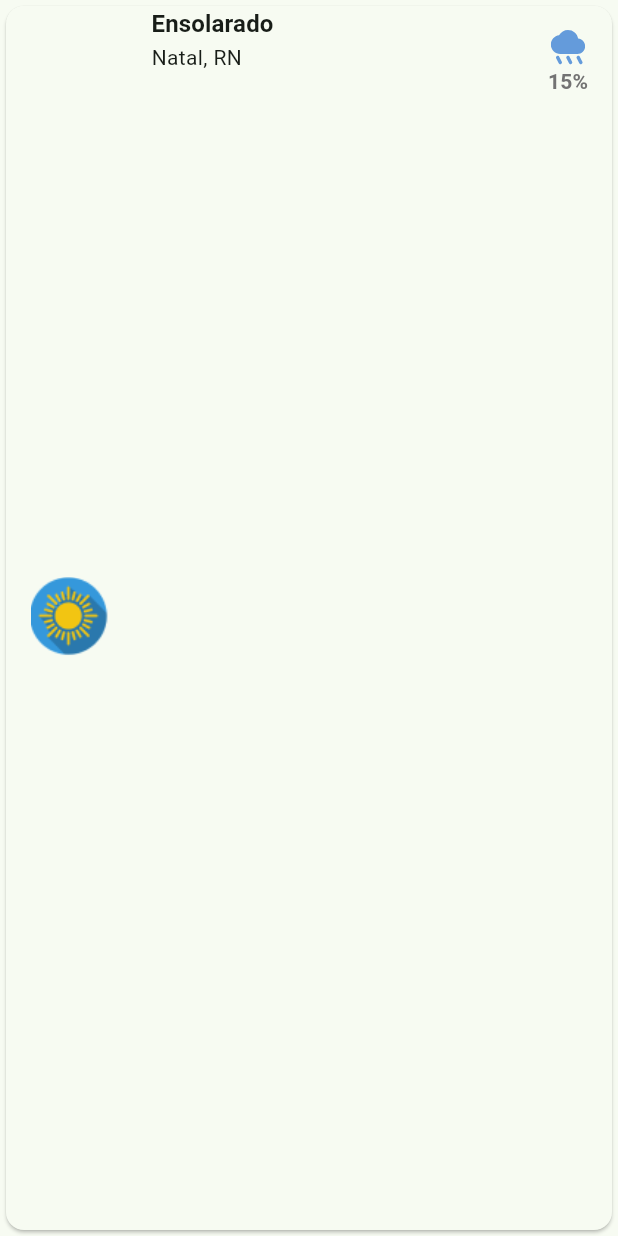
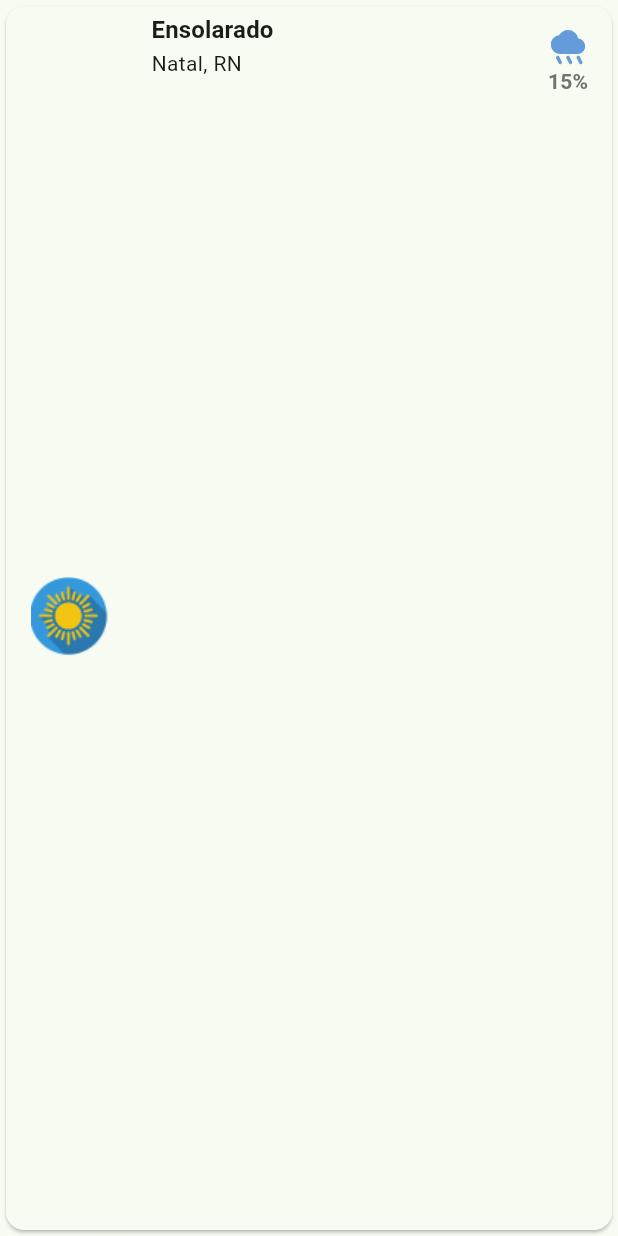
Before and after one commit to arturRDC/RegApp, a Flutter app: the WeatherCard widget shown alone on an empty page, opened directly, on a phone screen of 412 x 824 dp. Run offline on Flutter 3.47's test engine with Material 3 defaults, Android fonts, the phone set to English and light mode, and no system bars; our stand-ins replace flutter_svg, go_router, google_fonts; project files that could hold a hidden picture were left out.

Commit message:
Tweak weather card responsivity

```diff
--- a/lib/ui/components/WeatherCard.dart
+++ b/lib/ui/components/WeatherCard.dart
@@ -35,7 +35,7 @@ class WeatherCard extends StatelessWidget {
         mainAxisAlignment: MainAxisAlignment.start,
         children: [
           Padding(
-              padding: const EdgeInsets.all(16.0),
+              padding: const EdgeInsets.all(16),
               child: Image.asset(
                 getWeatherIconPath(title),
                 height: 55,
@@ -49,12 +49,21 @@ class WeatherCard extends StatelessWidget {
                 Column(
                   crossAxisAlignment: CrossAxisAlignment.start,
                   children: [
-                    Text(
-                      title,
-                      style: Theme.of(context).textTheme.titleMedium,
+                    Padding(
+                      padding: const EdgeInsets.fromLTRB(0, 4, 0, 0),
+                      child: Text(
+                        title,
+                        style: Theme.of(context).textTheme.titleMedium,
+                      ),
                     ),
-                    Text(weekDay == null ? location : '$weekDay - $location',
+                    Text(weekDay == null ? location : '$weekDay',
                         style: Theme.of(context).textTheme.bodyMedium),
+                    if (weekDay != null)
+                      Padding(
+                        padding: const EdgeInsets.fromLTRB(0, 0, 0, 8),
+                        child: Text(location,
+                            style: Theme.of(context).textTheme.bodyMedium),
+                      ),
                   ],
                 ),
                 Padding(
```
